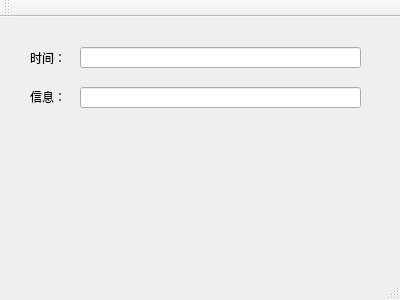
First picture: the form in mainwindow.ui, repository chendante/Network-homework, before the edit.
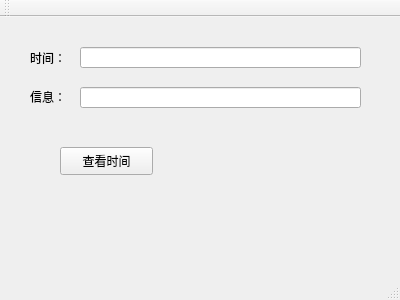
Second picture: the form after the edit.

Commit message: 完成收发

What changed in the file:
```diff
--- a/mainwindow.ui
+++ b/mainwindow.ui
@@ -60,6 +60,19 @@
      <string>信息：</string>
     </property>
    </widget>
+   <widget class="QPushButton" name="pushButton">
+    <property name="geometry">
+     <rect>
+      <x>60</x>
+      <y>130</y>
+      <width>93</width>
+      <height>28</height>
+     </rect>
+    </property>
+    <property name="text">
+     <string>查看时间</string>
+    </property>
+   </widget>
   </widget>
   <widget class="QMenuBar" name="menuBar">
    <property name="geometry">
```
The commit also changes 2 other files.
